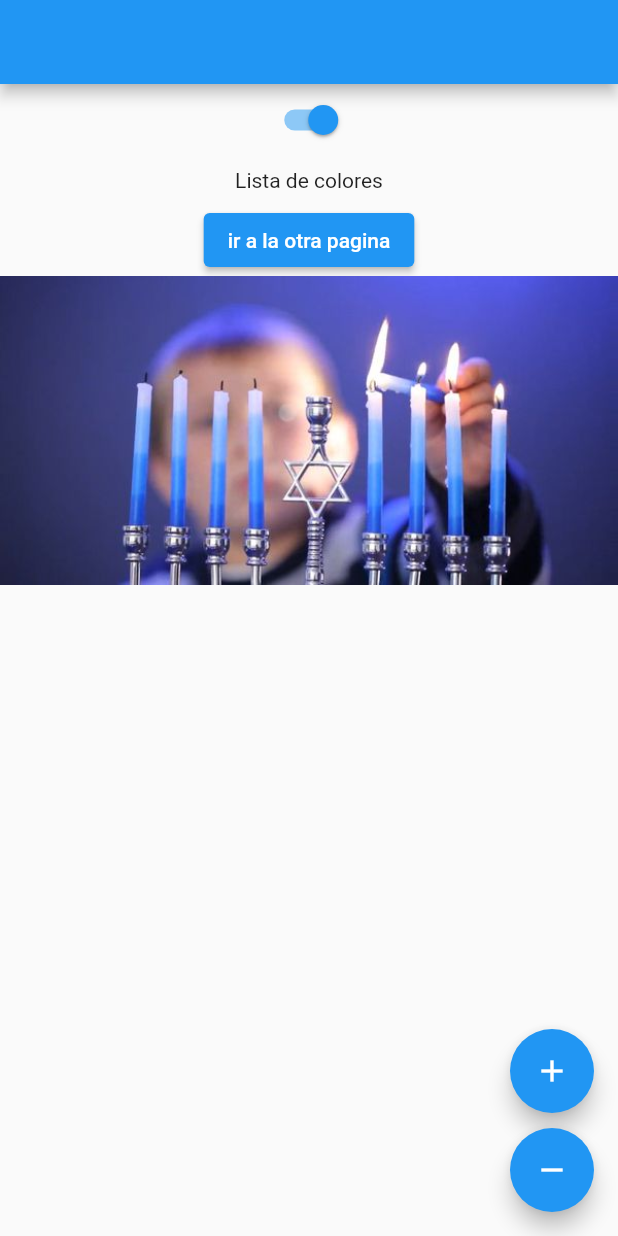
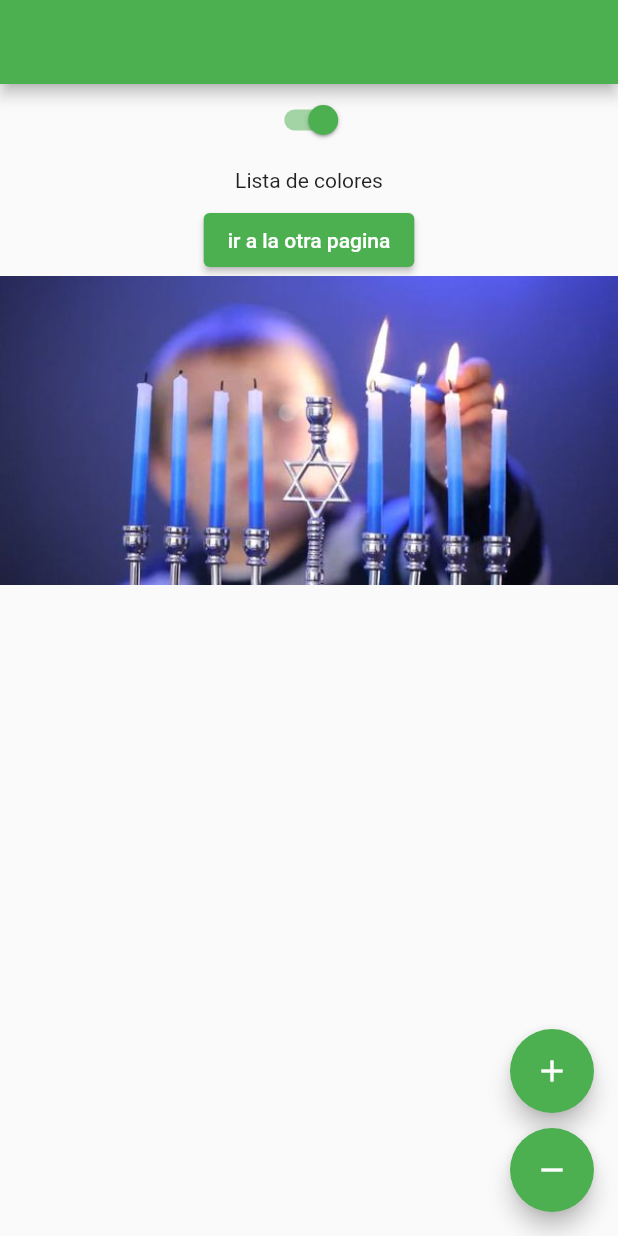
Before and after one commit to lcyper/gmaj_test_app, a Flutter app: the screen it shows after launch, on a phone screen of 412 x 824 dp. Run offline on Flutter 3.47's test engine with Material 2 defaults, Android fonts, the phone set to English and light mode, and no system bars; missing offline and left inert: random_color.

Commit message:
rutas con nombre y primarySwatch

```diff
--- a/lib/main.dart
+++ b/lib/main.dart
@@ -1,4 +1,6 @@
 import 'package:flutter/material.dart';
+import 'package:gmaj_test_app/screens/bienvenida.dart';
+import 'package:gmaj_test_app/screens/list_view_screen.dart';
 import 'package:gmaj_test_app/screens/new_page.dart';
 
 void main() {
@@ -11,7 +13,16 @@ class MyApp extends StatelessWidget {
   @override
   Widget build(BuildContext context) {
     return MaterialApp(
-      home: NewPage(),
+      theme: ThemeData(primarySwatch: Colors.green),
+      debugShowCheckedModeBanner: false,
+      // home: NewPage(),
+
+      initialRoute: '/', // ruta inicial por defecto
+      routes: {
+        '/': (_) => NewPage(),
+        '/bienvenida': (_) => Bienvenida(),
+        '/listViewScreen': (_) => ListViewScreen(),
+      },
     );
   }
 }
```
